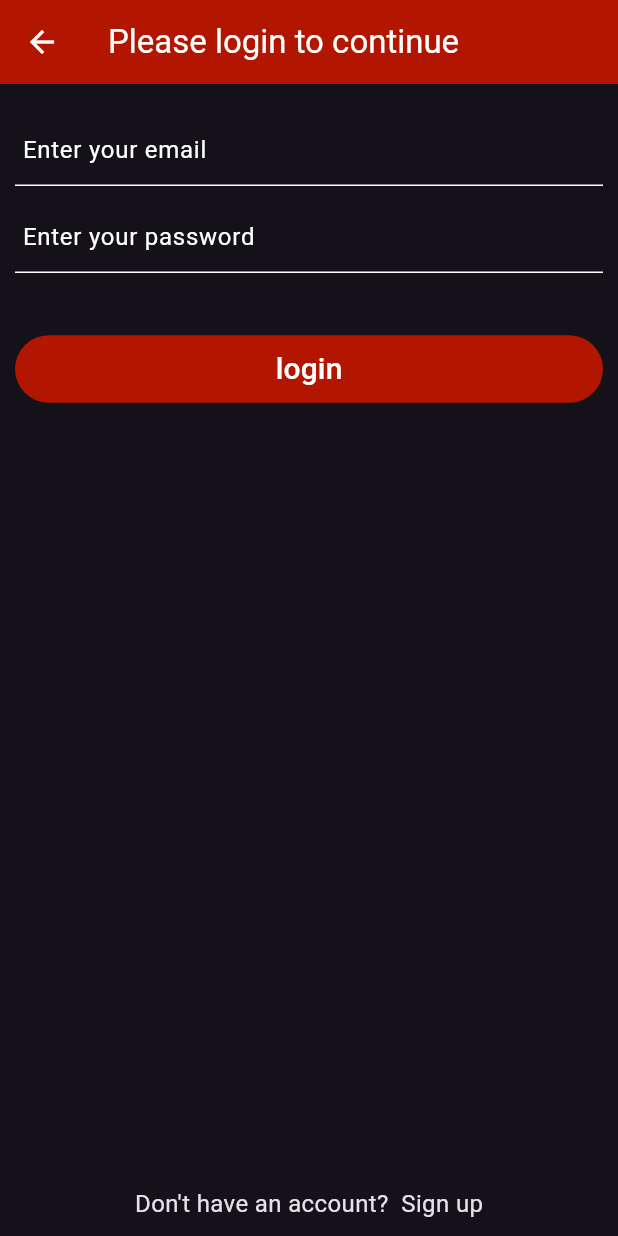
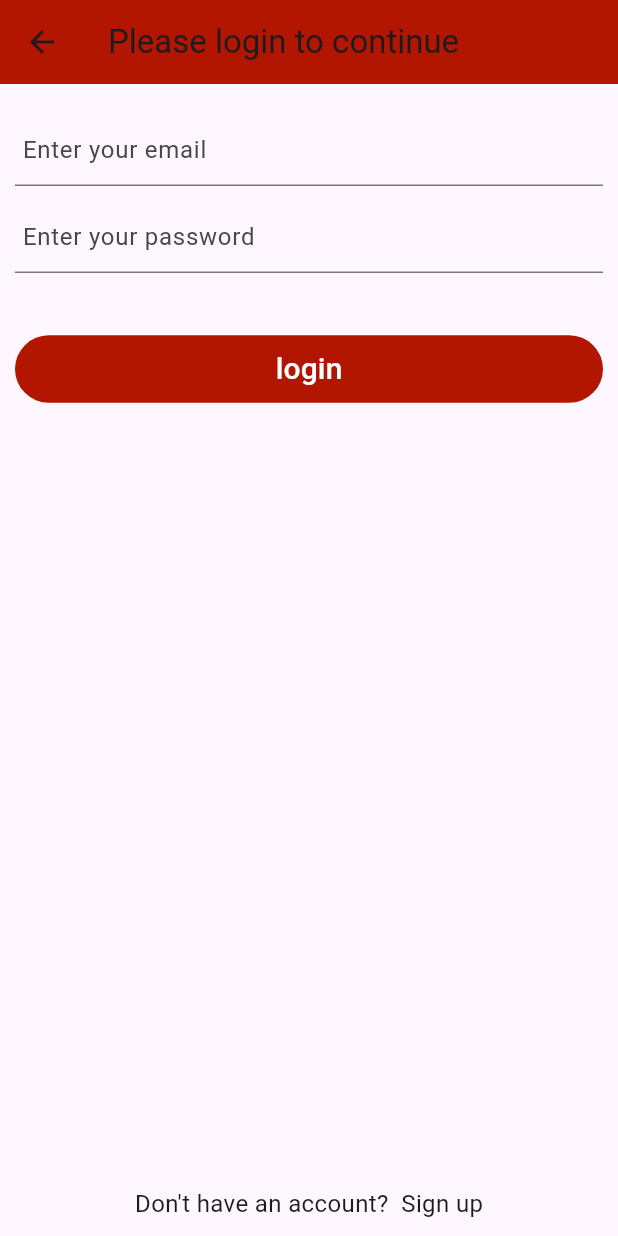
Before and after one commit to sanjug21/Echo, a Flutter app: the screen it shows after launch, after a tap on "Let's start", on a phone screen of 412 x 824 dp. Run offline on Flutter 3.47's test engine with Material 3 defaults, Android fonts, the phone set to English and light mode, and no system bars; our stand-ins replace cached_network_image, cloud_firestore, emoji_picker_flutter, firebase_auth, firebase_core, firebase_storage and 4 more; accounts and stored records are empty; network calls fail.

Commit message:
All Done

```diff
--- a/lib/main.dart
+++ b/lib/main.dart
@@ -57,10 +57,11 @@ class MyApp extends ConsumerWidget {
     return MaterialApp(
       debugShowCheckedModeBanner: false,
       title: 'Echo',
-      theme: ThemeData.dark().copyWith(
-          textSelectionTheme:
-              TextSelectionThemeData(selectionHandleColor: tabColor),
-          colorScheme: const ColorScheme.dark()),
+      // theme: ThemeData.dark().copyWith(
+      //     textSelectionTheme:
+      //         TextSelectionThemeData(selectionHandleColor: tabColor),
+      //     colorScheme: const ColorScheme.dark()),
+      themeMode: ThemeMode.system,
       onGenerateRoute: (settings) => generateRoute(settings),
       home:size.width>500?LoginWeb(): ref.watch(userDataProvider).when(
           data: (user) {
```
Also changed, not shown: lib/home/Chats/user_chats.dart (+66 -28 lines), 5 other files.
